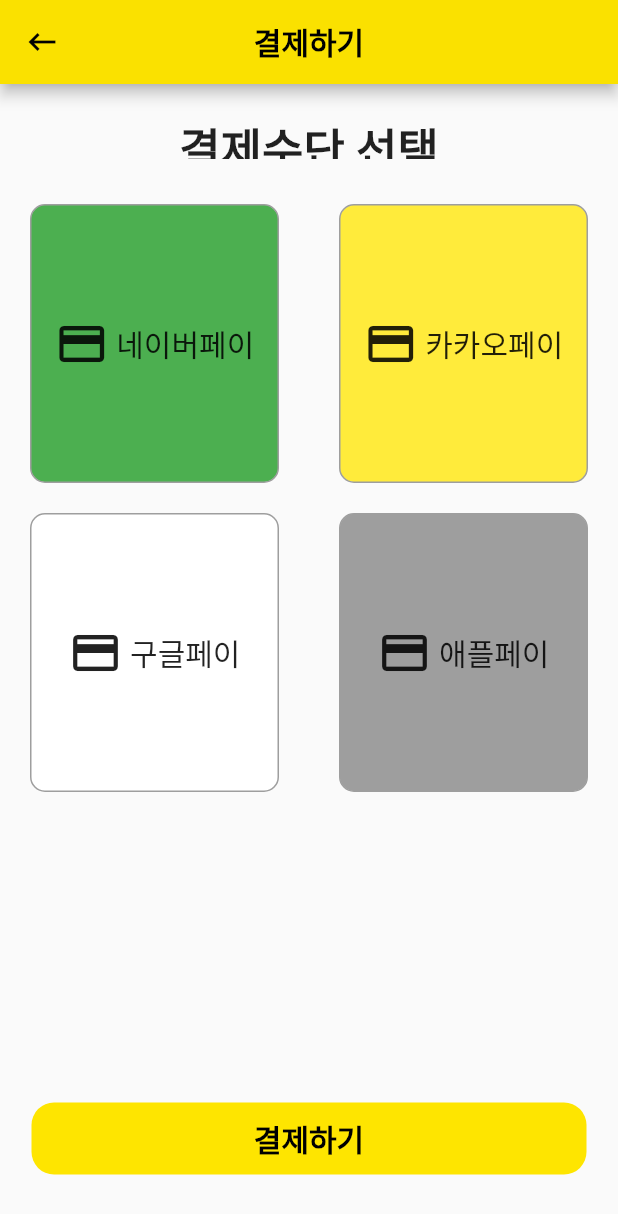
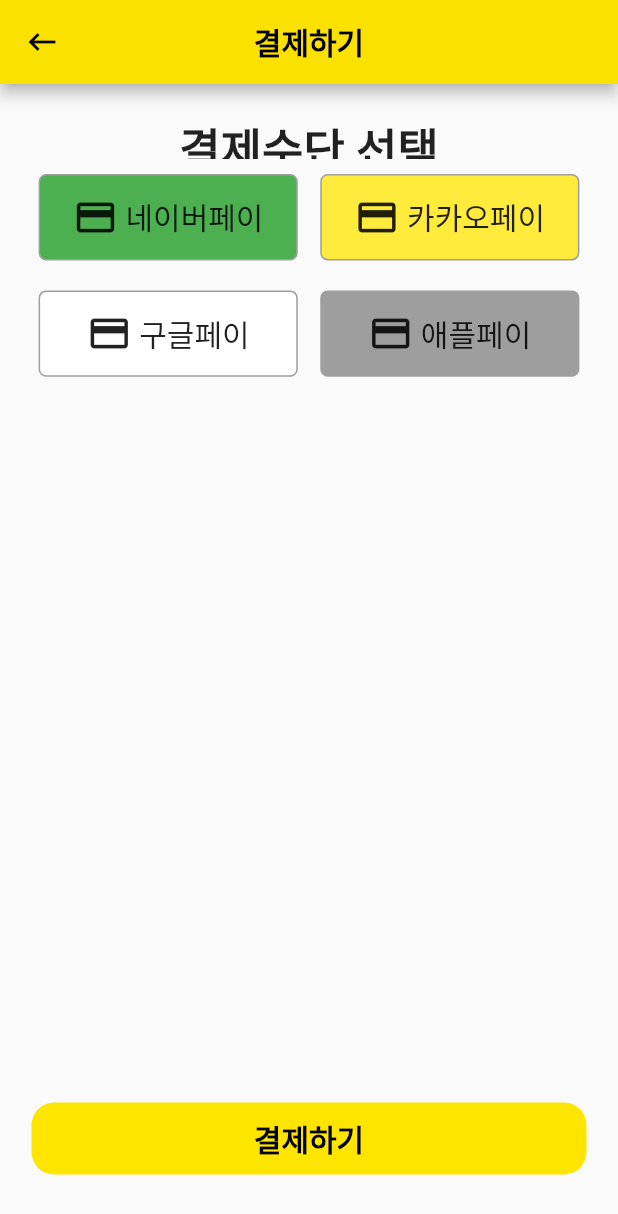
Before and after one commit to FEFastEasy/FEFE, a Flutter app: the Pay screen opened directly, on a phone screen of 412 x 824 dp. Shown: the top 1214 px of the screen. Run offline on Flutter 3.47's test engine with Material 2 defaults, Android fonts, the light colour scheme and no system bars; our stand-ins replace image_picker; missing offline and left inert: qr_code_scanner.

Commit message:
230921_pay size

```diff
--- a/lib/cart/pay.dart
+++ b/lib/cart/pay.dart
@@ -48,10 +48,18 @@
         ),
         SizedBox(height: 10.0),
         Expanded(
+          child: Row(children: [
+            Container(
+              width: MediaQuery.of(context).size.width / 16,
+            ),
+            Expanded(
               // Added Expanded
               child: GridView.builder(
                 gridDelegate: SliverGridDelegateWithFixedCrossAxisCount(
                   crossAxisCount: 2, // 그리드의 열 수 (2열)
+                  mainAxisSpacing: 20.0, // 주 축(main axis) 간격
+                  crossAxisSpacing: 15.0, // 교차 축(cross axis) 간격
+                  childAspectRatio: 3.0, // item의 가로 세로 비율
                 ),
                 itemCount: paymentMethods.length, // 결제수단의 개수에 따라 조정
                 itemBuilder: (context, index) {
@@ -61,25 +69,25 @@
                       // 선택한 결제수단 처리 로직 추가
                     },
                     child: Container(
-                  height: 20,
-                  margin: EdgeInsets.fromLTRB(20, 20, 20, 0),
+                      alignment: Alignment.center,
                       decoration: BoxDecoration(
                         color: paymentMethod['color'],
                         border: Border.all(
                           color: Colors.grey,
                           width: 1.0,
                         ),
-                    borderRadius: BorderRadius.circular(10.0),
+                        borderRadius: BorderRadius.circular(5.0),
                       ),
                       child: Row(
                         mainAxisAlignment: MainAxisAlignment.center,
                         children: [
                           // 결제수단 아이콘
-                      Icon(paymentMethod['iconData'], size: 36.0),
+                          Icon(paymentMethod['iconData'], size: 30.0),
                           // 'iconData'를 키로 사용
                           SizedBox(width: 5.0),
                           // 결제수단 레이블
-                      Text(paymentMethod['label'], style: TextStyle(fontSize: 20)),
+                          Text(paymentMethod['label'],
+                              style: TextStyle(fontSize: 20)),
                           // 'label'을 키로 사용
                         ],
                       ),
@@ -87,6 +95,11 @@
                   );
                 },
               ),
+            ),
+            Container(
+              width: MediaQuery.of(context).size.width / 16,
+            ),
+          ]),
         ),
         Padding(
           padding: const EdgeInsets.all(1.0),
```
Lines whose indentation alone changed are shown as unchanged.
